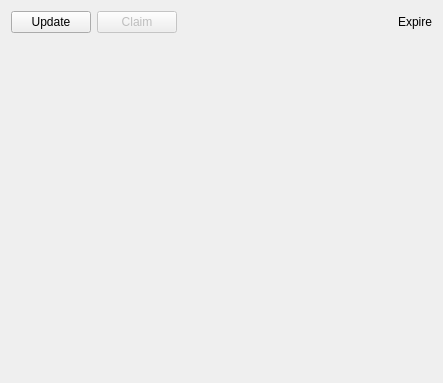
bijanebrahimi/pyoffer, file pyoffer/plugins/packtpub/packtpub.ui: the form before one commit.
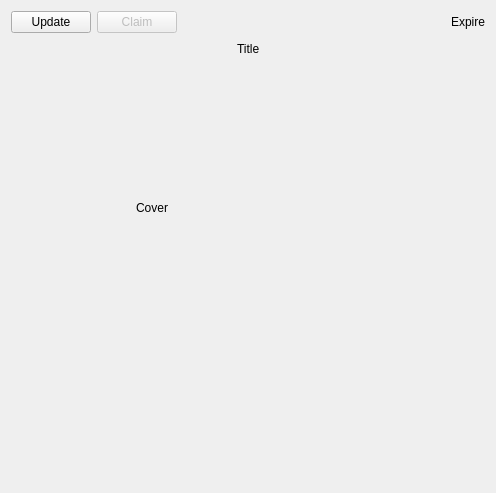
The form after the commit.

Commit message: added better plugin interface

```diff
--- a/pyoffer/plugins/packtpub/packtpub.ui
+++ b/pyoffer/plugins/packtpub/packtpub.ui
@@ -6,8 +6,8 @@
    <rect>
     <x>0</x>
     <y>0</y>
-    <width>443</width>
-    <height>383</height>
+    <width>496</width>
+    <height>493</height>
    </rect>
   </property>
   <property name="windowTitle">
@@ -58,6 +58,43 @@
    <item>
     <layout class="QHBoxLayout" name="horizontalLayout">
      <item>
+      <spacer name="horizontalSpacer_5">
+       <property name="orientation">
+        <enum>Qt::Horizontal</enum>
+       </property>
+       <property name="sizeHint" stdset="0">
+        <size>
+         <width>40</width>
+         <height>20</height>
+        </size>
+       </property>
+      </spacer>
+     </item>
+     <item>
+      <widget class="QLabel" name="titleLabel">
+       <property name="text">
+        <string>Title</string>
+       </property>
+      </widget>
+     </item>
+     <item>
+      <spacer name="horizontalSpacer_4">
+       <property name="orientation">
+        <enum>Qt::Horizontal</enum>
+       </property>
+       <property name="sizeHint" stdset="0">
+        <size>
+         <width>40</width>
+         <height>20</height>
+        </size>
+       </property>
+      </spacer>
+     </item>
+    </layout>
+   </item>
+   <item>
+    <layout class="QHBoxLayout" name="horizontalLayout_3">
+     <item>
       <spacer name="horizontalSpacer_2">
        <property name="orientation">
         <enum>Qt::Horizontal</enum>
@@ -71,15 +108,18 @@
       </spacer>
      </item>
      <item>
-      <widget class="QLabel" name="image">
+      <widget class="QLabel" name="coverLabel">
        <property name="minimumSize">
         <size>
          <width>224</width>
-         <height>276</height>
+         <height>286</height>
         </size>
        </property>
        <property name="text">
-        <string/>
+        <string>Cover</string>
+       </property>
+       <property name="alignment">
+        <set>Qt::AlignJustify|Qt::AlignVCenter</set>
        </property>
       </widget>
      </item>
```
Left out of the diff: 6 changed lines with no effect on the pictures. The commit also changes 6 other files.
